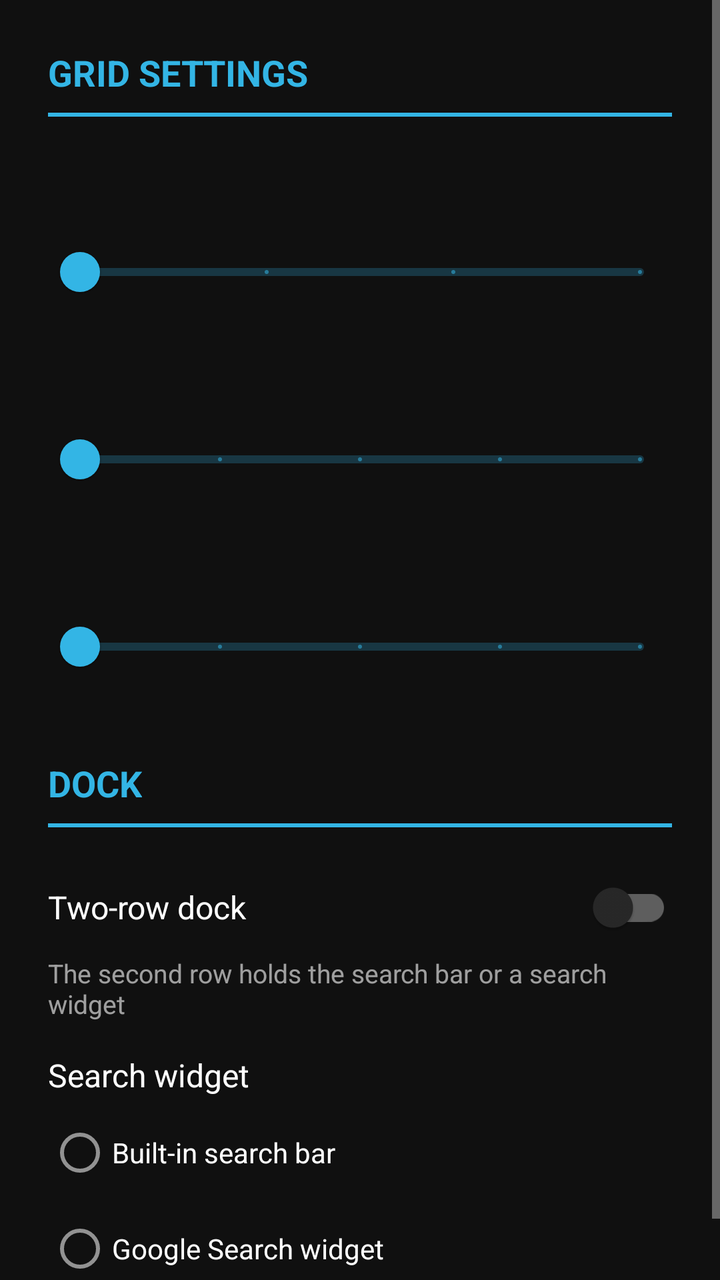
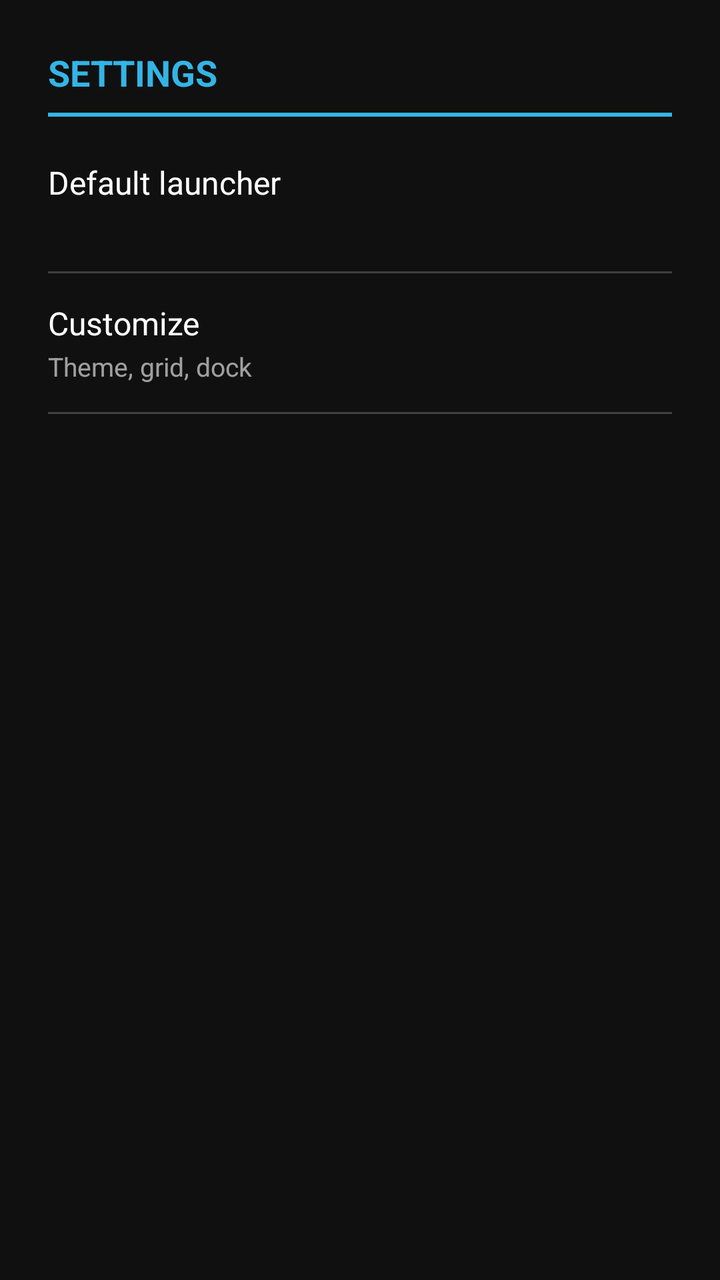

The first picture is an Android layout as it rendered before a commit; the second is the same layout after the commit. The layout source and the unified diff follow.
<!-- AndroidManifest.xml: activity theme Theme.HoloSettings -->
<!-- res/layout/activity_settings.xml -->
<?xml version="1.0" encoding="utf-8"?>
<ScrollView xmlns:android="http://schemas.android.com/apk/res/android"
    android:layout_width="match_parent"
    android:layout_height="match_parent"
    android:fitsSystemWindows="true">

    <LinearLayout
        android:layout_width="match_parent"
        android:layout_height="wrap_content"
        android:orientation="vertical"
        android:padding="24dp">

        <TextView
            android:layout_width="wrap_content"
            android:layout_height="wrap_content"
            android:text="@string/grid_settings"
            android:textAllCaps="true"
            android:textColor="@color/holo_blue"
            android:textSize="18sp"
            android:textStyle="bold" />

        <View
            android:layout_width="match_parent"
            android:layout_height="2dp"
            android:layout_marginTop="8dp"
            android:layout_marginBottom="24dp"
            android:background="@color/holo_blue" />

        <TextView
            android:id="@+id/label_home_cols"
            android:layout_width="match_parent"
            android:layout_height="wrap_content"
            android:layout_marginTop="8dp"
            android:textColor="#FFFFFF"
            android:textSize="16sp" />

        <com.google.android.material.slider.Slider
            android:id="@+id/slider_home_cols"
            android:layout_width="match_parent"
            android:layout_height="wrap_content"
            android:layout_marginBottom="16dp"
            android:stepSize="1"
            android:valueFrom="3"
            android:valueTo="6" />

        <TextView
            android:id="@+id/label_home_rows"
            android:layout_width="match_parent"
            android:layout_height="wrap_content"
            android:layout_marginTop="8dp"
            android:textColor="#FFFFFF"
            android:textSize="16sp" />

        <com.google.android.material.slider.Slider
            android:id="@+id/slider_home_rows"
            android:layout_width="match_parent"
            android:layout_height="wrap_content"
            android:layout_marginBottom="16dp"
            android:stepSize="1"
            android:valueFrom="3"
            android:valueTo="7" />

        <TextView
            android:id="@+id/label_drawer_cols"
            android:layout_width="match_parent"
            android:layout_height="wrap_content"
            android:layout_marginTop="8dp"
            android:textColor="#FFFFFF"
            android:textSize="16sp" />

        <com.google.android.material.slider.Slider
            android:id="@+id/slider_drawer_cols"
            android:layout_width="match_parent"
            android:layout_height="wrap_content"
            android:layout_marginBottom="16dp"
            android:stepSize="1"
            android:valueFrom="3"
            android:valueTo="7" />

        <TextView
            android:layout_width="wrap_content"
            android:layout_height="wrap_content"
            android:layout_marginTop="16dp"
            android:text="@string/dock_settings"
            android:textAllCaps="true"
            android:textColor="@color/holo_blue"
            android:textSize="18sp"
            android:textStyle="bold" />

        <View
            android:layout_width="match_parent"
            android:layout_height="2dp"
            android:layout_marginTop="8dp"
            android:layout_marginBottom="16dp"
            android:background="@color/holo_blue" />

        <com.google.android.material.switchmaterial.SwitchMaterial
            android:id="@+id/switch_dock_two_rows"
            android:layout_width="match_parent"
            android:layout_height="wrap_content"
            android:text="@string/dock_two_rows"
            android:textColor="#FFFFFF"
            android:textSize="16sp" />

        <TextView
            android:layout_width="match_parent"
            android:layout_height="wrap_content"
            android:layout_marginBottom="16dp"
            android:text="@string/dock_two_rows_hint"
            android:textColor="#99FFFFFF"
            android:textSize="13sp" />

        <TextView
            android:layout_width="match_parent"
            android:layout_height="wrap_content"
            android:text="@string/search_widget"
            android:textColor="#FFFFFF"
            android:textSize="16sp" />

        <RadioGroup
            android:id="@+id/group_search"
            android:layout_width="match_parent"
            android:layout_height="wrap_content"
            android:layout_marginTop="4dp">

            <RadioButton
                android:id="@+id/radio_search_builtin"
                android:layout_width="match_parent"
                android:layout_height="wrap_content"
                android:text="@string/search_builtin"
                android:textColor="#FFFFFF" />

            <RadioButton
                android:id="@+id/radio_search_google"
                android:layout_width="match_parent"
                android:layout_height="wrap_content"
                android:text="@string/search_google"
                android:textColor="#FFFFFF" />
        </RadioGroup>

    </LinearLayout>
</ScrollView>
<!-- resources referenced by this layout -->
<resources>
  <color name="holo_blue">#33B5E5</color>
  <string name="dock_settings">Dock</string>
  <string name="dock_two_rows">Two-row dock</string>
  <string name="dock_two_rows_hint">The second row holds the search bar or a search widget</string>
  <string name="grid_settings">Grid settings</string>
  <string name="search_builtin">Built-in search bar</string>
  <string name="search_google">Google Search widget</string>
  <string name="search_widget">Search widget</string>
  <style name="Theme.HoloSettings" parent="Theme.MaterialComponents.NoActionBar">
          <item name="colorPrimary">@color/holo_blue</item>
          <item name="colorPrimaryVariant">@color/holo_blue_dark</item>
          <item name="colorOnPrimary">@android:color/black</item>
          <item name="colorSecondary">@color/holo_blue</item>
          <item name="android:windowBackground">@color/holo_bg</item>
          <item name="android:statusBarColor">@android:color/black</item>
          <item name="android:navigationBarColor">@android:color/black</item>
      </style>
  <color name="holo_blue_dark">#0099CC</color>
  <color name="holo_bg">#101010</color>
</resources>

<!-- the commit's change to res/layout/activity_settings.xml (unified diff, before → after) -->
@@ -13,7 +13,7 @@
         <TextView
             android:layout_width="wrap_content"
             android:layout_height="wrap_content"
-            android:text="@string/grid_settings"
+            android:text="@string/settings"
             android:textAllCaps="true"
             android:textColor="@color/holo_blue"
             android:textSize="18sp"
@@ -23,120 +23,71 @@
             android:layout_width="match_parent"
             android:layout_height="2dp"
             android:layout_marginTop="8dp"
-            android:layout_marginBottom="24dp"
+            android:layout_marginBottom="8dp"
             android:background="@color/holo_blue" />
 
-        <TextView
-            android:id="@+id/label_home_cols"
+        <LinearLayout
+            android:id="@+id/item_default_launcher"
             android:layout_width="match_parent"
             android:layout_height="wrap_content"
-            android:layout_marginTop="8dp"
-            android:textColor="#FFFFFF"
-            android:textSize="16sp" />
+            android:background="@drawable/bg_item"
+            android:clickable="true"
+            android:focusable="true"
+            android:orientation="vertical"
+            android:paddingTop="14dp"
+            android:paddingBottom="14dp">
 
-        <com.google.android.material.slider.Slider
-            android:id="@+id/slider_home_cols"
-            android:layout_width="match_parent"
-            android:layout_height="wrap_content"
-            android:layout_marginBottom="16dp"
-            android:stepSize="1"
-            android:valueFrom="3"
-            android:valueTo="6" />
+            <TextView
+                android:layout_width="match_parent"
+                android:layout_height="wrap_content"
+                android:text="@string/default_launcher"
+                android:textColor="#FFFFFF"
+                android:textSize="16sp" />
 
-        <TextView
-            android:id="@+id/label_home_rows"
-            android:layout_width="match_parent"
-            android:layout_height="wrap_content"
-            android:layout_marginTop="8dp"
-            android:textColor="#FFFFFF"
-            android:textSize="16sp" />
-
-        <com.google.android.material.slider.Slider
-            android:id="@+id/slider_home_rows"
-            android:layout_width="match_parent"
-            android:layout_height="wrap_content"
-            android:layout_marginBottom="16dp"
-            android:stepSize="1"
-            android:valueFrom="3"
-            android:valueTo="7" />
-
-        <TextView
-            android:id="@+id/label_drawer_cols"
-            android:layout_width="match_parent"
-            android:layout_height="wrap_content"
-            android:layout_marginTop="8dp"
-            android:textColor="#FFFFFF"
-            android:textSize="16sp" />
-
-        <com.google.android.material.slider.Slider
-            android:id="@+id/slider_drawer_cols"
-            android:layout_width="match_parent"
-            android:layout_height="wrap_content"
-            android:layout_marginBottom="16dp"
-            android:stepSize="1"
-            android:valueFrom="3"
-            android:valueTo="7" />
-
-        <TextView
-            android:layout_width="wrap_content"
-            android:layout_height="wrap_content"
-            android:layout_marginTop="16dp"
-            android:text="@string/dock_settings"
-            android:textAllCaps="true"
-            android:textColor="@color/holo_blue"
-            android:textSize="18sp"
-            android:textStyle="bold" />
+            <TextView
+                android:id="@+id/default_launcher_status"
+                android:layout_width="match_parent"
+                android:layout_height="wrap_content"
+                android:layout_marginTop="2dp"
+                android:textColor="#99FFFFFF"
+                android:textSize="13sp" />
+        </LinearLayout>
 
         <View
             android:layout_width="match_parent"
-            android:layout_height="2dp"
-            android:layout_marginTop="8dp"
-            android:layout_marginBottom="16dp"
-            android:background="@color/holo_blue" />
+            android:layout_height="1dp"
+            android:background="@color/holo_line" />
 
-        <com.google.android.material.switchmaterial.SwitchMaterial
-            android:id="@+id/switch_dock_two_rows"
+        <LinearLayout
+            android:id="@+id/item_customize"
             android:layout_width="match_parent"
             android:layout_height="wrap_content"
-            android:text="@string/dock_two_rows"
-            android:textColor="#FFFFFF"
-            android:textSize="16sp" />
+            android:background="@drawable/bg_item"
+            android:clickable="true"
+            android:focusable="true"
+            android:orientation="vertical"
+            android:paddingTop="14dp"
+            android:paddingBottom="14dp">
 
-        <TextView
-            android:layout_width="match_parent"
-            android:layout_height="wrap_content"
-            android:layout_marginBottom="16dp"
-            android:text="@string/dock_two_rows_hint"
-            android:textColor="#99FFFFFF"
-            android:textSize="13sp" />
-
-        <TextView
-            android:layout_width="match_parent"
-            android:layout_height="wrap_content"
-            android:text="@string/search_widget"
-            android:textColor="#FFFFFF"
-            android:textSize="16sp" />
-
-        <RadioGroup
-            android:id="@+id/group_search"
-            android:layout_width="match_parent"
-            android:layout_height="wrap_content"
-            android:layout_marginTop="4dp">
-
-            <RadioButton
-                android:id="@+id/radio_search_builtin"
+            <TextView
                 android:layout_width="match_parent"
                 android:layout_height="wrap_content"
-                android:text="@string/search_builtin"
-                android:textColor="#FFFFFF" />
+                android:text="@string/customize"
+                android:textColor="#FFFFFF"
+                android:textSize="16sp" />
 
-            <RadioButton
-                android:id="@+id/radio_search_google"
+            <TextView
                 android:layout_width="match_parent"
                 android:layout_height="wrap_content"
-                android:text="@string/search_google"
-                android:textColor="#FFFFFF" />
-        </RadioGroup>
+                android:layout_marginTop="2dp"
+                android:text="@string/customize_desc"
+                android:textColor="#99FFFFFF"
+                android:textSize="13sp" />
+        </LinearLayout>
 
+        <View
+            android:layout_width="match_parent"
+            android:layout_height="1dp"
+            android:background="@color/holo_line" />
     </LinearLayout>
 </ScrollView>
<!-- resource entries referenced after the edit -->
@@ -1,13 +1,21 @@
 <!-- resources referenced by this layout -->
 <resources>
   <color name="holo_blue">#33B5E5</color>
-  <string name="dock_settings">Dock</string>
-  <string name="dock_two_rows">Two-row dock</string>
-  <string name="dock_two_rows_hint">The second row holds the search bar or a search widget</string>
-  <string name="grid_settings">Grid settings</string>
-  <string name="search_builtin">Built-in search bar</string>
-  <string name="search_google">Google Search widget</string>
-  <string name="search_widget">Search widget</string>
+  <color name="holo_line">#33FFFFFF</color>
+  <!-- drawable bg_item (drawable) -->
+  <?xml version="1.0" encoding="utf-8"?>
+  <ripple xmlns:android="http://schemas.android.com/apk/res/android" android:color="#4033B5E5">
+      <item android:id="@android:id/mask">
+          <shape android:shape="rectangle">
+              <corners android:radius="14dp" />
+              <solid android:color="#FFFFFF" />
+          </shape>
+      </item>
+  </ripple>
+  <string name="customize">Customize</string>
+  <string name="customize_desc">Theme, grid, dock</string>
+  <string name="default_launcher">Default launcher</string>
+  <string name="settings">Settings</string>
   <style name="Theme.HoloSettings" parent="Theme.MaterialComponents.NoActionBar">
           <item name="colorPrimary">@color/holo_blue</item>
           <item name="colorPrimaryVariant">@color/holo_blue_dark</item>
